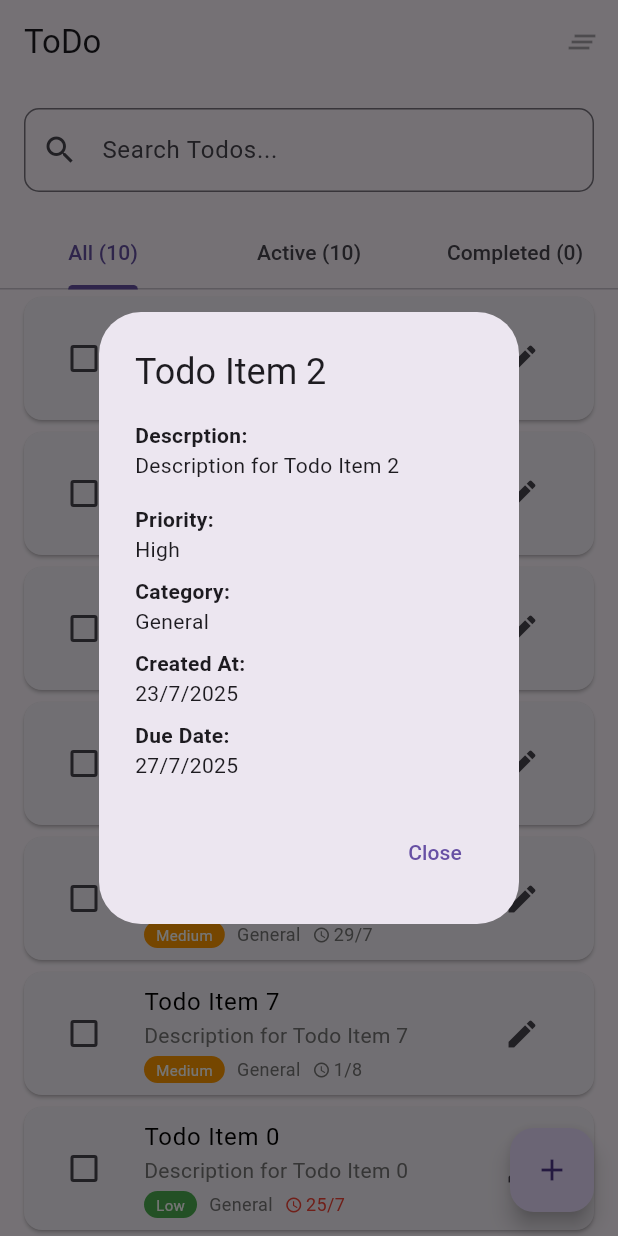
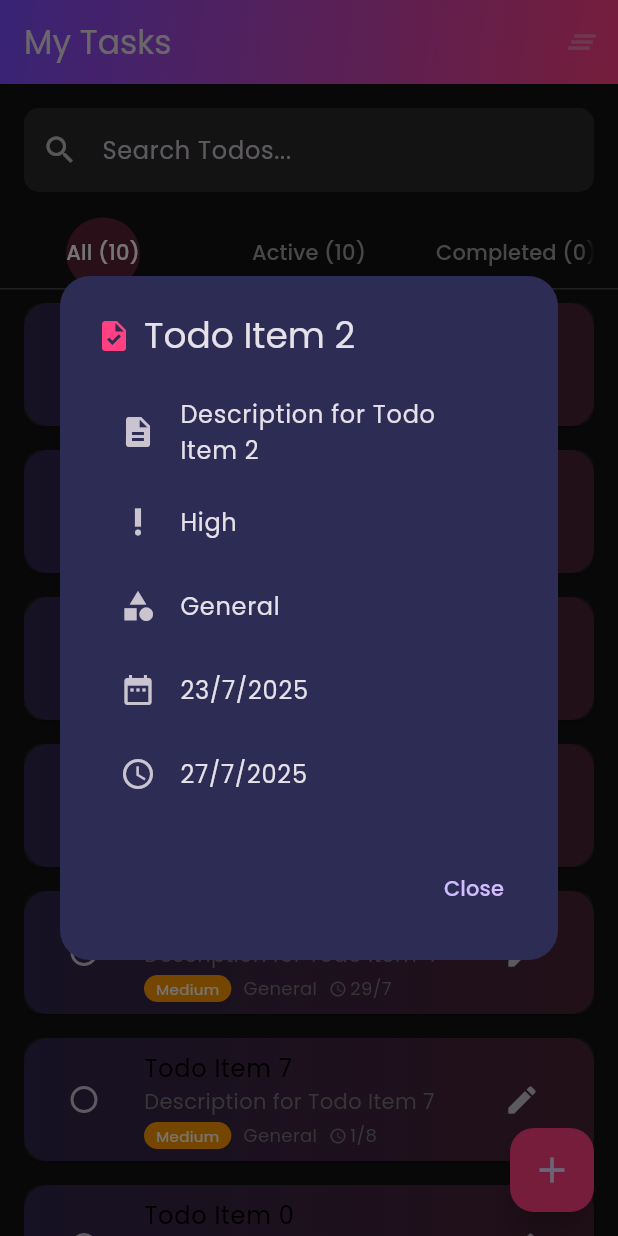
Before and after one commit to dhyeyfarasram/Todo_app, a Flutter app: the screen it shows after launch, after a tap on an icon or button, on a phone screen of 412 x 824 dp. Run offline on Flutter 3.47's test engine with Material 3 defaults, Android fonts, the phone set to English and light mode, and no system bars; our stand-ins replace google_fonts.

Commit message:
UI Update

```diff
--- a/lib/main.dart
+++ b/lib/main.dart
@@ -1,7 +1,9 @@
 import 'package:flutter/material.dart';
+import 'package:google_fonts/google_fonts.dart';
 import 'package:flutter/services.dart';
 
 void main() {
+
   runApp(TodoApp());
 }
 
@@ -33,6 +35,8 @@ class Todo{
 }
 
 class TodoHomePage extends StatefulWidget {
+  const TodoHomePage({super.key});
+
   @override
   _TodoHomePageState createState() => _TodoHomePageState();
 }
@@ -174,14 +178,29 @@ Widget build(BuildContext context) {
 
   return Scaffold(
      appBar: AppBar(
-      title: Text('ToDo'),
-      elevation: 0,
+  elevation: 4,
+  flexibleSpace: Container(
+    decoration: BoxDecoration(
+      gradient: LinearGradient(
+        colors: [Colors.deepPurpleAccent, Colors.pinkAccent],
+        begin: Alignment.topLeft,
+        end: Alignment.bottomRight,
+      )
+      )
+
+  ),
+  title: Text(
+    'My Tasks',
+  style: GoogleFonts.poppins(
+    fontSize: 22,
+  ),
+  ),
   actions: [
     IconButton(
       icon: Icon(Icons.clear_all),
       onPressed: completedTodosCount > 0 ? _clearCompleted : null,
       tooltip: 'Clear Completed',
-        )
+    ),
   ],
 ),
     body: Column(
@@ -191,11 +210,13 @@ Widget build(BuildContext context) {
           child: TextField(
             controller: _searchController,
             decoration: InputDecoration(
+              filled: true,
+              fillColor: Colors.white10,
               hintText: 'Search Todos...',
-              prefixIcon: Icon(Icons.search),
+              prefixIcon: Icon(Icons.search, color: Colors.white70),
               suffixIcon: searchQuery.isNotEmpty
                 ?IconButton(
-                icon: Icon(Icons.clear),
+                icon: Icon(Icons.clear, color: Colors.white70,),
                 onPressed: () {
                   _searchController.clear();
                   setState(() {
@@ -204,7 +225,8 @@ Widget build(BuildContext context) {
                 },
               )
               : null,
-              border: OutlineInputBorder(borderRadius: BorderRadius.circular(10.0)
+              border: OutlineInputBorder(borderRadius: BorderRadius.circular(10.0),
+                borderSide: BorderSide.none,
               ),
             ),
             onChanged: (value) {
@@ -214,11 +236,18 @@ Widget build(BuildContext context) {
             },
           ),
         ),
-        Container(
+        SizedBox(
           height: 50,
           child: Row(
             children: [
-              Expanded(child: TabBar(controller: DefaultTabController.of(context),
+              Expanded(child: TabBar(
+                indicator: BoxDecoration(
+                  borderRadius: BorderRadius.circular(50),
+                   color: Colors.pinkAccent.withOpacity(0.3),
+                ),
+                controller: DefaultTabController.of(context),
+                labelColor: Colors.white,
+                unselectedLabelColor: Colors.grey,
                 tabs: [
                   Tab(text: 'All (${todos.length})'),
                   Tab(text: 'Active ($activeTodosCount)'),
@@ -288,9 +317,21 @@ Widget build(BuildContext context) {
                         );
                     },
                     child: Card(
-                      margin: EdgeInsets.symmetric(horizontal: 16, vertical: 4),
+                      margin: EdgeInsets.symmetric(horizontal: 16, vertical: 8),
+                      shape: RoundedRectangleBorder(borderRadius: BorderRadius.circular(12)),
+                      child: Container(
+    decoration: BoxDecoration(
+      gradient: LinearGradient(
+        colors: [
+          Colors.deepPurpleAccent.withOpacity(0.2),
+          Colors.pinkAccent.withOpacity(0.2),
+        ],
+      ),
+      borderRadius: BorderRadius.circular(16),
+    ),
                       child: ListTile(
                         leading: Checkbox(
+                          shape: CircleBorder(),
                           value: todo.isCompleted,
                           onChanged: (bool? value){
                             _toggleTodo(todo.id);
@@ -369,6 +410,7 @@ Widget build(BuildContext context) {
                               },
                       ),
                     ),
+                    ),
                   );
                 },
               ),
@@ -379,8 +421,12 @@ Widget build(BuildContext context) {
       onPressed: (){
         _showAddDialog();
       },
-      child: Icon(Icons.add),
       tooltip: 'Add Todo',
+      backgroundColor: Colors.pinkAccent,
+      shape: RoundedRectangleBorder(borderRadius: BorderRadius.circular(16)),
+      child: Icon(Icons.add, size: 28),
+      elevation: 10,
+      splashColor: Colors.deepPurpleAccent,
     ),
   );
 }
@@ -410,29 +456,40 @@ void _showTodoDetails(Todo todo){
 
     context: context,
     builder: (context) => AlertDialog(
-      title: Text(todo.title),
+      shape: RoundedRectangleBorder(borderRadius: BorderRadius.circular(20)),
+      backgroundColor: Color(0xFF2C2C54),
+  title: Row(
+    children: [
+      Icon(Icons.task, color: Colors.pinkAccent),
+      SizedBox(width: 8),
+      Text(todo.title),
+    ],
+  ),
   content: Column(
     mainAxisSize: MainAxisSize.min,
-        crossAxisAlignment: CrossAxisAlignment.start,
     children: [
-          if(todo.description.isNotEmpty) ...[
-            Text('Descrption:', style: TextStyle(fontWeight: FontWeight.bold)),
-            Text(todo.description),
-            SizedBox(height: 16),
-          ],
-          Text('Priority:',style: TextStyle(fontWeight: FontWeight.bold)),
-          Text(_getPriorityText(todo.priority)),
-          SizedBox(height: 8),
-          Text('Category:', style: TextStyle(fontWeight: FontWeight.bold)),
-          Text(todo.category),
-          SizedBox(height: 8),
-          Text('Created At:', style: TextStyle(fontWeight: FontWeight.bold)),
-          Text('${todo.createdAt.day}/${todo.createdAt.month}/${todo.createdAt.year}'),
-          if(todo.dueDate != null) ...[
-            SizedBox(height: 8),
-            Text('Due Date:', style: TextStyle(fontWeight: FontWeight.bold)),
-            Text('${todo.dueDate!.day}/${todo.dueDate!.month}/${todo.dueDate!.year}'),
-          ],
+      if (todo.description.isNotEmpty)
+        ListTile(
+          leading: Icon(Icons.description),
+          title: Text(todo.description),
+        ),
+      ListTile(
+        leading: Icon(Icons.priority_high),
+        title: Text(_getPriorityText(todo.priority)),
+      ),
+      ListTile(
+        leading: Icon(Icons.category),
+        title: Text(todo.category),
+      ),
+      ListTile(
+        leading: Icon(Icons.date_range),
+        title: Text('${todo.createdAt.day}/${todo.createdAt.month}/${todo.createdAt.year}'),
+      ),
+      if (todo.dueDate != null)
+        ListTile(
+          leading: Icon(Icons.schedule),
+          title: Text('${todo.dueDate!.day}/${todo.dueDate!.month}/${todo.dueDate!.year}'),
+        ),
     ],
   ),
   actions: [
@@ -441,7 +498,7 @@ void _showTodoDetails(Todo todo){
       child: Text('Close'),
     ),
   ],
-    ),
+)
   );
 }
 
@@ -451,7 +508,7 @@ class AddEditTodoDialog extends StatefulWidget{
   final Todo? todo;
   final Function(Todo) onSave;
 
-  AddEditTodoDialog({this.todo, required this.onSave});
+  const AddEditTodoDialog({super.key, this.todo, required this.onSave});
 
   @override
 
@@ -466,6 +523,8 @@ class _AddEditTodoDialogState extends State<AddEditTodoDialog>{
   late Priority _priority;
   late String _category;
   DateTime? _dueDate;
+
+
 
   final List<String> _categories = [
     'General',
@@ -633,13 +692,25 @@ String _getPriorityText(Priority priority) {
 
 // Wrap the TodoHomePage with DefaultTabController
 class TodoApp extends StatelessWidget {
+  const TodoApp({super.key});
+
   @override
   Widget build(BuildContext context) {
     return MaterialApp(
       title: 'Advanced Todo App',
-      theme: ThemeData(
-        primarySwatch: Colors.blue,
-        visualDensity: VisualDensity.adaptivePlatformDensity,
+      themeMode: ThemeMode.dark,
+       darkTheme: ThemeData.dark().copyWith(
+    scaffoldBackgroundColor: Color(0xFF121212),
+    cardColor: Colors.grey[900],
+    textTheme: GoogleFonts.poppinsTextTheme(ThemeData.dark().textTheme),
+    primaryColor: Colors.deepPurpleAccent,
+    appBarTheme: AppBarTheme(
+    backgroundColor: Color(0xFF1F1F1F),
+    elevation: 0,
+  ),
+    floatingActionButtonTheme: FloatingActionButtonThemeData(
+      backgroundColor: Colors.pinkAccent,
+    ),
   ),
   home: DefaultTabController(
     length: 3,
--- a/pubspec.yaml
+++ b/pubspec.yaml
@@ -3,6 +3,8 @@ description: "A new Flutter project."
 # The following line prevents the package from being accidentally published to
 # pub.dev using `flutter pub publish`. This is preferred for private packages.
 publish_to: 'none' # Remove this line if you wish to publish to pub.dev
+
+
 
 # The following defines the version and build number for your application.
 # A version number is three numbers separated by dots, like 1.2.43
@@ -34,6 +36,7 @@ dependencies:
   # The following adds the Cupertino Icons font to your application.
   # Use with the CupertinoIcons class for iOS style icons.
   cupertino_icons: ^1.0.8
+  google_fonts: ^6.2.1
 
 dev_dependencies:
   flutter_test:
```
Also changed, not shown: pubspec.lock, 1 other file. Lines whose indentation alone changed are shown as unchanged.
